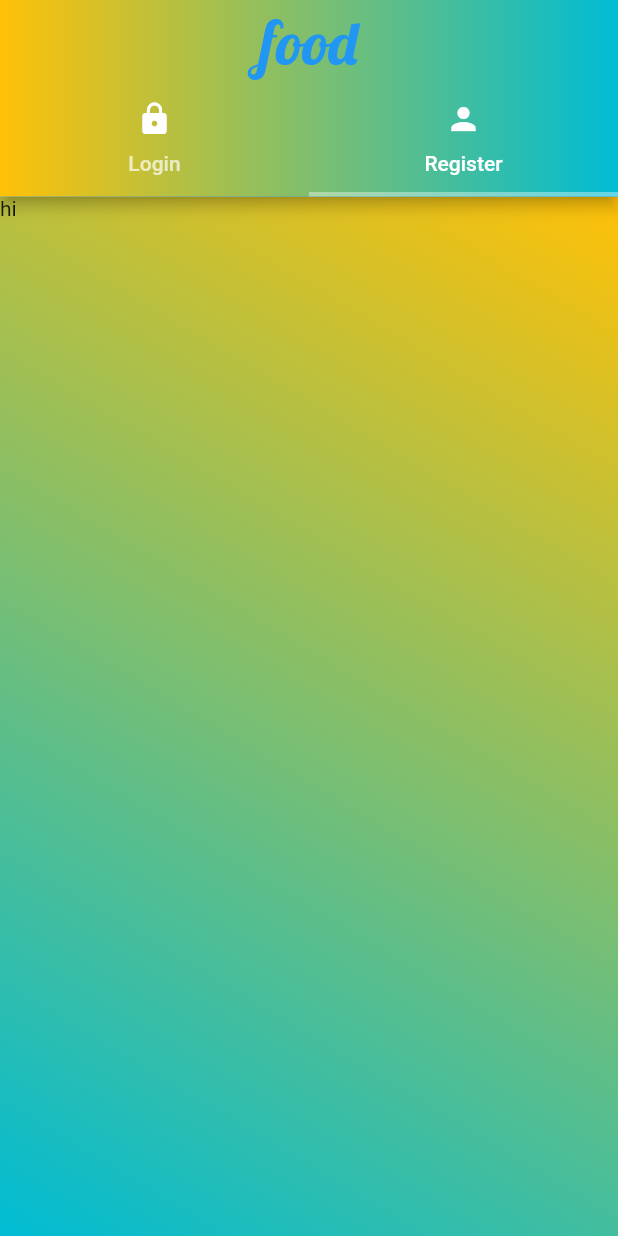
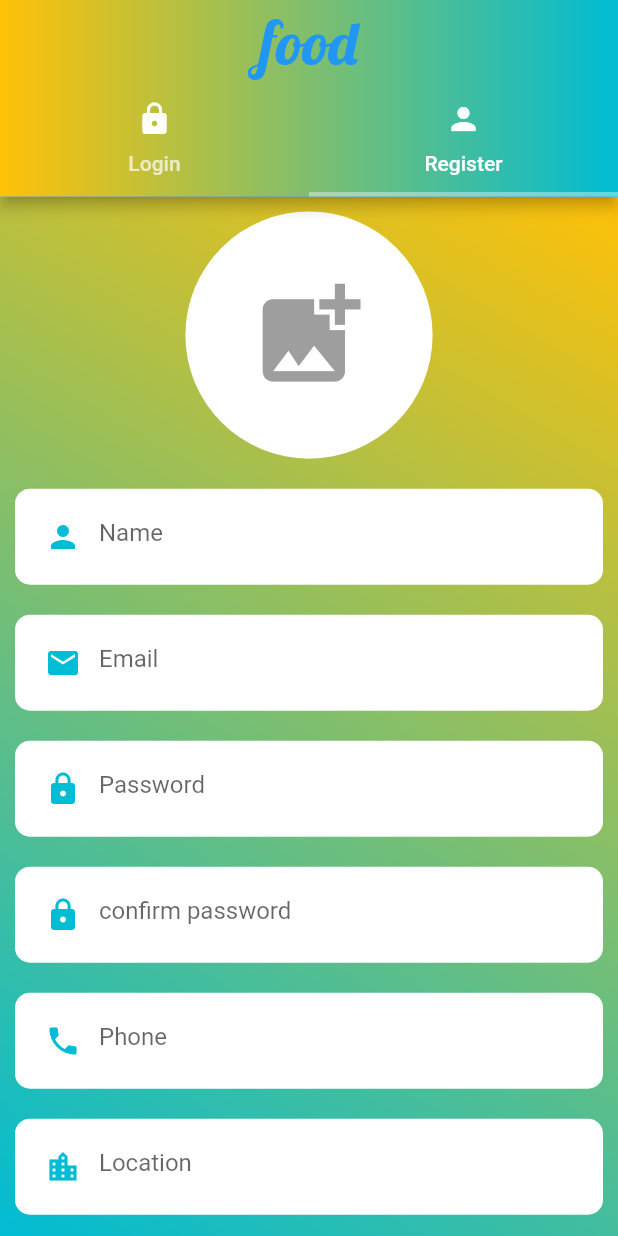
Before and after one commit to winsongr/seller, a Flutter app: the screen it shows after launch, tab 2 chosen, on a phone screen of 412 x 824 dp. Run offline on Flutter 3.47's test engine with Material 2 defaults, Android fonts, the phone set to English and light mode, and no system bars; our stand-ins replace image_picker; missing offline and left inert: image_picker_for_web.

Commit message:
app icon & register screen

```diff
--- a/lib/auth/register.dart
+++ b/lib/auth/register.dart
@@ -1,4 +1,8 @@
+import 'dart:io';
+
 import 'package:flutter/material.dart';
+import 'package:image_picker/image_picker.dart';
+import 'package:seller/widgets/cus_textfield.dart';
 
 class RegisterScreen extends StatefulWidget {
   const RegisterScreen({Key? key}) : super(key: key);
@@ -8,10 +12,93 @@ class RegisterScreen extends StatefulWidget {
 }
 
 class _RegisterScreenState extends State<RegisterScreen> {
+  XFile? imageXfile;
+
+  final ImagePicker _picker = ImagePicker();
+
+  final GlobalKey<FormState> _formKey = GlobalKey<FormState>();
+
+  TextEditingController nameController = TextEditingController();
+  TextEditingController passwordController = TextEditingController();
+  TextEditingController confirmPasswordController = TextEditingController();
+  TextEditingController phoneController = TextEditingController();
+  TextEditingController locationController = TextEditingController();
+  TextEditingController emailController = TextEditingController();
+
   @override
   Widget build(BuildContext context) {
-    return Container(
-      child: Text("hi"),
+    return SingleChildScrollView(
+      child: Container(
+        child: Column(
+          mainAxisSize: MainAxisSize.max,
+          children: [
+            const SizedBox(
+              height: 10,
+            ),
+            InkWell(
+              child: CircleAvatar(
+                radius: MediaQuery.of(context).size.width * 0.20,
+                backgroundColor: Colors.white,
+                backgroundImage: imageXfile == null
+                    ? null
+                    : FileImage(File(imageXfile!.path)),
+                child: imageXfile == null
+                    ? Icon(
+                        Icons.add_photo_alternate,
+                        size: MediaQuery.of(context).size.width * 0.20,
+                        color: Colors.grey,
+                      )
+                    : null,
+              ),
+            ),
+            const SizedBox(
+              height: 10,
+            ),
+            Form(
+                key: _formKey,
+                child: Column(
+                  children: [
+                    CustomTextField(
+                      isObsecre: false,
+                      data: Icons.person,
+                      controller: nameController,
+                      hintText: "Name",
+                    ),
+                    CustomTextField(
+                      isObsecre: false,
+                      data: Icons.email,
+                      controller: emailController,
+                      hintText: "Email",
+                    ),
+                    CustomTextField(
+                      isObsecre: true,
+                      data: Icons.lock,
+                      controller: passwordController,
+                      hintText: "Password",
+                    ),
+                    CustomTextField(
+                      isObsecre: true,
+                      data: Icons.lock,
+                      controller: confirmPasswordController,
+                      hintText: "confirm password",
+                    ),
+                    CustomTextField(
+                      isObsecre: false,
+                      data: Icons.phone,
+                      controller: phoneController,
+                      hintText: "Phone",
+                    ),
+                    CustomTextField(
+                      isObsecre: false,
+                      data: Icons.location_city,
+                      controller: locationController,
+                      hintText: "Location",
+                    ),
+                  ],
+                ))
+          ],
+        ),
+      ),
     );
   }
 }
--- /dev/null
+++ b/lib/generated_plugin_registrant.dart
@@ -0,0 +1,16 @@
+//
+// Generated file. Do not edit.
+//
+
+// ignore_for_file: directives_ordering
+// ignore_for_file: lines_longer_than_80_chars
+
+import 'package:image_picker_for_web/image_picker_for_web.dart';
+
+import 'package:flutter_web_plugins/flutter_web_plugins.dart';
+
+// ignore: public_member_api_docs
+void registerPlugins(Registrar registrar) {
+  ImagePickerPlugin.registerWith(registrar);
+  registrar.registerMessageHandler();
+}
--- a/lib/splashScreen/splash_screen.dart
+++ b/lib/splashScreen/splash_screen.dart
@@ -12,7 +12,7 @@ class MySplashScreen extends StatefulWidget {
 
 class _MySplashScreenState extends State<MySplashScreen> {
   startTimer() {
-    Timer(const Duration(seconds: 6), () async {
+    Timer(const Duration(seconds: 2), () async {
       Navigator.push(
           context, MaterialPageRoute(builder: (c) => const AuthScreen()));
     });
--- a/pubspec.yaml
+++ b/pubspec.yaml
@@ -31,6 +31,7 @@ dependencies:
     sdk: flutter
 
 
+  image_picker: ^0.8.5
   # The following adds the Cupertino Icons font to your application.
   # Use with the CupertinoIcons class for iOS style icons.
   cupertino_icons: ^1.0.2
```
Also changed, not shown: 7 other files.
